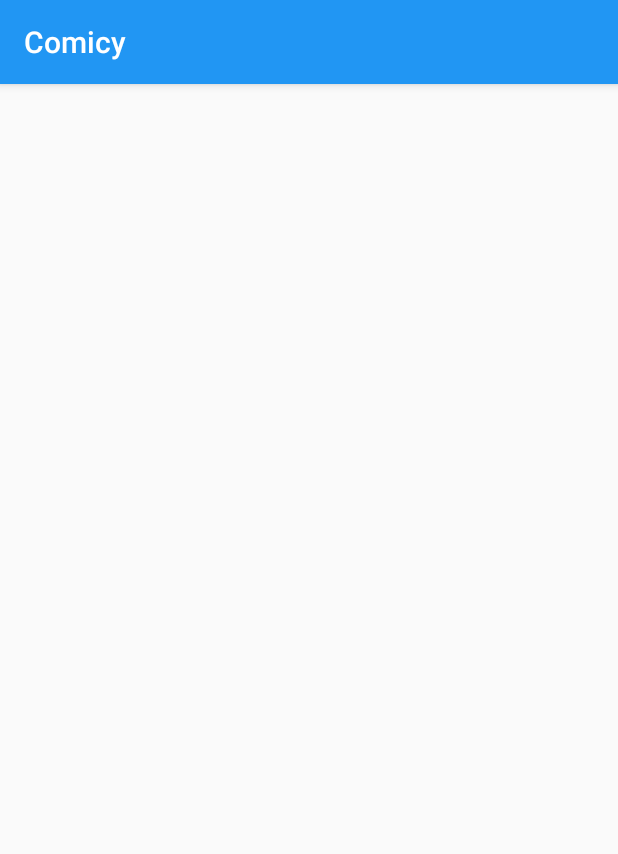
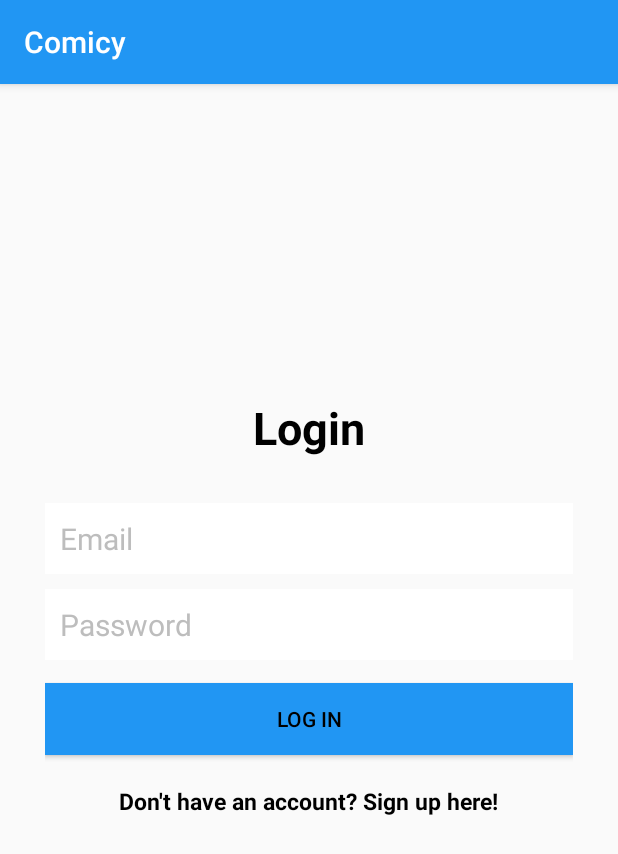
Before and after one commit to abigailwambui/Comicy, an Android app: the LoginActivity screen opened directly, with no data from a screen before it, on a phone screen of 412 x 824 dp. Shown: the top 854 px of the screen. Run offline under Robolectric (Android 15) with nearby library versions, the phone set to English and light mode, and no system bars; our stand-ins replace ButterKnife.

Commit message:
create a create account activity

```diff
--- a/app/src/main/AndroidManifest.xml
+++ b/app/src/main/AndroidManifest.xml
@@ -11,7 +11,8 @@
         android:roundIcon="@mipmap/ic_launcher_round"
         android:supportsRtl="true"
         android:theme="@style/AppTheme">
-        <activity android:name=".ui.LoginActivity"></activity>
+        <activity android:name=".ui.CreateAccountActivity"></activity>
+        <activity android:name=".ui.LoginActivity" />
         <activity android:name=".ui.ComicsDetailActivity" />
         <activity android:name=".ui.ComicsListActivity" />
         <activity android:name=".ui.MainActivity">
--- /dev/null
+++ b/app/src/main/java/com/example/comicy/ui/CreateAccountActivity.java
@@ -0,0 +1,13 @@
+package com.example.comicy.ui;
+
+import android.support.v7.app.AppCompatActivity;
+import android.os.Bundle;
+
+public class CreateAccountActivity extends AppCompatActivity {
+
+    @Override
+    protected void onCreate(Bundle savedInstanceState) {
+        super.onCreate(savedInstanceState);
+        setContentView(R.layout.activity_create_account);
+    }
+}
--- a/app/src/main/java/com/example/comicy/ui/LoginActivity.java
+++ b/app/src/main/java/com/example/comicy/ui/LoginActivity.java
@@ -1,13 +1,36 @@
 package com.example.comicy.ui;
 
+import android.content.Intent;
 import android.support.v7.app.AppCompatActivity;
 import android.os.Bundle;
+import android.view.View;
+import android.widget.TextView;
 
-public class LoginActivity extends AppCompatActivity {
+import com.example.comicy.R;
+
+import butterknife.BindView;
+import butterknife.ButterKnife;
+
+public class LoginActivity extends AppCompatActivity implements View.OnClickListener{
+
+    @BindView(R.id.registerTextView)
+    TextView mRegisterTextView;
 
     @Override
     protected void onCreate(Bundle savedInstanceState) {
         super.onCreate(savedInstanceState);
         setContentView(R.layout.activity_login);
+
+        ButterKnife.bind(this);
+        mRegisterTextView.setOnClickListener(this);
+    }
+
+    @Override
+    public void onClick(View view) {
+        if (view == mRegisterTextView) {
+            Intent intent = new Intent(LoginActivity.this, CreateAcountActivity.class);
+            startActivity(intent);
+            finish();
+        }
     }
 }
--- /dev/null
+++ b/app/src/main/res/layout/activity_create_account.xml
@@ -0,0 +1,9 @@
+<?xml version="1.0" encoding="utf-8"?>
+<android.support.constraint.ConstraintLayout xmlns:android="http://schemas.android.com/apk/res/android"
+    xmlns:app="http://schemas.android.com/apk/res-auto"
+    xmlns:tools="http://schemas.android.com/tools"
+    android:layout_width="match_parent"
+    android:layout_height="match_parent"
+    tools:context=".ui.CreateAccountActivity">
+
+</android.support.constraint.ConstraintLayout>
--- a/app/src/main/res/layout/activity_login.xml
+++ b/app/src/main/res/layout/activity_login.xml
@@ -1,9 +1,80 @@
 <?xml version="1.0" encoding="utf-8"?>
-<android.support.constraint.ConstraintLayout xmlns:android="http://schemas.android.com/apk/res/android"
+<RelativeLayout xmlns:android="http://schemas.android.com/apk/res/android"
     xmlns:app="http://schemas.android.com/apk/res-auto"
     xmlns:tools="http://schemas.android.com/tools"
     android:layout_width="match_parent"
     android:layout_height="match_parent"
     tools:context=".ui.LoginActivity">
 
-</android.support.constraint.ConstraintLayout>
+    <LinearLayout
+        android:orientation="vertical"
+        android:layout_width="match_parent"
+        android:layout_height="wrap_content"
+        android:padding="30dp"
+        android:layout_centerVertical="true"
+        android:layout_centerHorizontal="true"
+        android:id="@+id/linearLayout">
+
+        <EditText
+            android:id="@+id/emailEditText"
+            android:layout_width="match_parent"
+            android:layout_height="wrap_content"
+            android:background="@android:color/white"
+            android:hint="Email"
+            android:inputType="textEmailAddress"
+            android:nextFocusDown="@+id/passwordEditText"
+            android:padding="10dp"
+            android:layout_marginBottom="10dp"
+            android:textColor="@android:color/black"
+            android:textColorHint="@color/colorDivider"
+            android:textSize="20sp" />
+
+        <EditText
+            android:id="@+id/passwordEditText"
+            android:layout_width="match_parent"
+            android:layout_height="wrap_content"
+            android:background="@android:color/white"
+            android:hint="Password"
+            android:inputType="textPassword"
+            android:nextFocusDown="@+id/passwordEditText"
+            android:padding="10dp"
+            android:textColor="@android:color/black"
+            android:textColorHint="@color/colorDivider"
+            android:textSize="20sp" />
+
+
+        <Button
+            android:id="@+id/passwordLoginButton"
+            android:layout_width="match_parent"
+            android:layout_height="wrap_content"
+            android:padding="10dp"
+            android:text="Log in"
+            android:background="#2196F3"
+            android:layout_marginTop="15dp"
+            android:textColor="@android:color/black" />
+
+        <TextView
+            android:layout_width="wrap_content"
+            android:layout_height="wrap_content"
+            android:layout_marginTop="20dp"
+            android:textColor="@android:color/black"
+            android:textStyle="bold"
+            android:textSize="15sp"
+            android:text="Don't have an account? Sign up here!"
+            android:id="@+id/registerTextView"
+            android:layout_gravity="center_horizontal" />
+
+    </LinearLayout>
+
+    <TextView
+        android:layout_width="wrap_content"
+        android:layout_height="wrap_content"
+        android:text="Login"
+        android:textColor="@android:color/black"
+        android:textSize="30dp"
+        android:textStyle="bold"
+        android:layout_above="@+id/linearLayout"
+        android:layout_centerHorizontal="true" />
+
+
+</RelativeLayout>
```
